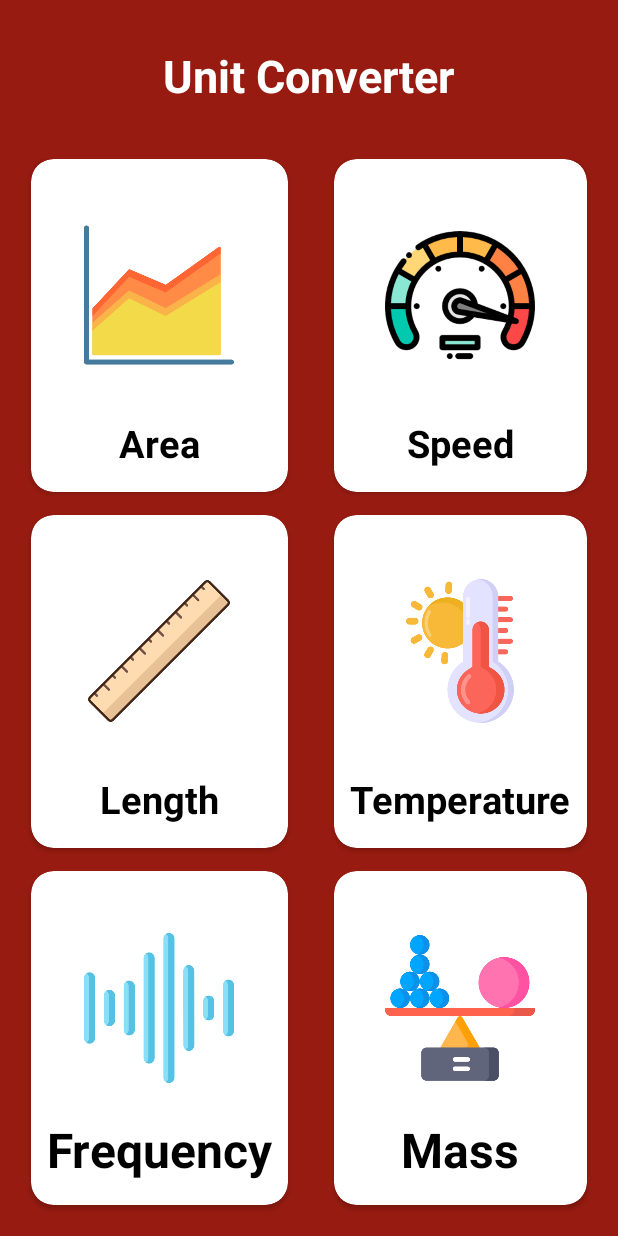
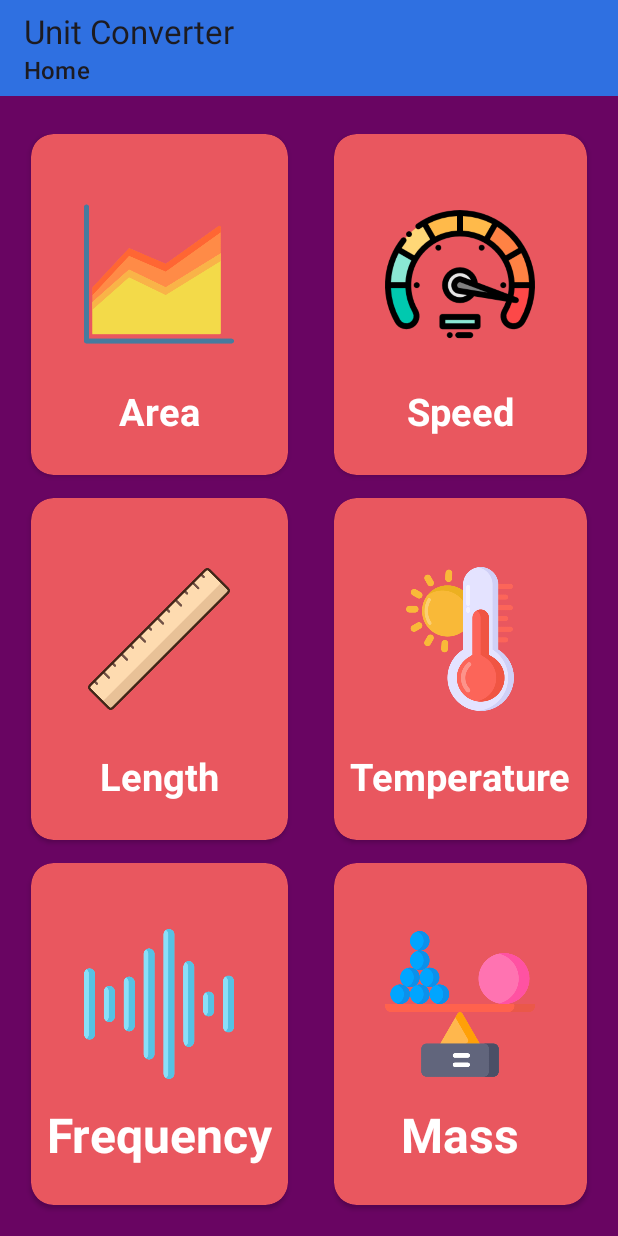
Before and after one commit to rajkishorbgp/TWSIP_Unit-Converter-Application, an Android app: the screen it shows after launch (MainActivity), on a phone screen of 412 x 824 dp. Run offline under Robolectric (Android 15) with nearby library versions, the phone set to English and light mode, and no system bars.

Commit message:
update toolbare

```diff
--- a/app/src/main/java/com/rajkishorbgp/unitconverter/FrequencyActivity.kt
+++ b/app/src/main/java/com/rajkishorbgp/unitconverter/FrequencyActivity.kt
@@ -16,6 +16,8 @@ class FrequencyActivity : AppCompatActivity() {
         super.onCreate(savedInstanceState)
         binding = ActivityFrequencyBinding.inflate(layoutInflater)
         setContentView(binding.root)
+
+        binding.toolbar.title = "Convert Length"
 
         val areaUnits = arrayOf(
             "Cubic Meter", "Cubic Kilometer", "Cubic Centimeter", "Cubic Millimeter",
--- a/app/src/main/java/com/rajkishorbgp/unitconverter/MainActivity.kt
+++ b/app/src/main/java/com/rajkishorbgp/unitconverter/MainActivity.kt
@@ -11,6 +11,10 @@ class MainActivity : AppCompatActivity() {
         super.onCreate(savedInstanceState)
         binding = ActivityMainBinding.inflate(layoutInflater)
         setContentView(binding.root)
+
+        binding.toolbar.title ="Unit Converter"
+        binding.toolbar.subtitle = "Home"
+
 
        binding.areaCardView.setOnClickListener{
            val intent = Intent(this,AreaActivity::class.java)
--- a/app/src/main/java/com/rajkishorbgp/unitconverter/MassActivity.kt
+++ b/app/src/main/java/com/rajkishorbgp/unitconverter/MassActivity.kt
@@ -15,6 +15,8 @@ class MassActivity : AppCompatActivity() {
         super.onCreate(savedInstanceState)
         binding = ActivityMassBinding.inflate(layoutInflater)
         setContentView(binding.root)
+
+        binding.toolbar.title = "Convert Length"
 
         val areaUnits = arrayOf(
             "Kilogram", "Gram", "Metric Ton", "Long Ton",
--- a/app/src/main/java/com/rajkishorbgp/unitconverter/SpeedActivity.kt
+++ b/app/src/main/java/com/rajkishorbgp/unitconverter/SpeedActivity.kt
@@ -16,6 +16,9 @@ class SpeedActivity : AppCompatActivity() {
         super.onCreate(savedInstanceState)
         binding = ActivitySpeedBinding.inflate(layoutInflater)
         setContentView(binding.root)
+
+        binding.toolbar.title = "Convert Length"
+
 
         val areaUnits = arrayOf(
             "Meter", "Kilometer", "Centimeter", "Micrometer",
--- a/app/src/main/java/com/rajkishorbgp/unitconverter/TemperatureActivity.kt
+++ b/app/src/main/java/com/rajkishorbgp/unitconverter/TemperatureActivity.kt
@@ -16,6 +16,9 @@ class TemperatureActivity : AppCompatActivity() {
         super.onCreate(savedInstanceState)
         binding = ActivityTemperatureBinding.inflate(layoutInflater)
         setContentView(binding.root)
+
+        binding.toolbar.title = "Convert Length"
+
 
         val areaUnits = arrayOf(
             "Celsius", "Kelvin", "Fahrenheit"
--- a/app/src/main/java/com/rajkishorbgp/unitconverter/WelcomeActivity.kt
+++ b/app/src/main/java/com/rajkishorbgp/unitconverter/WelcomeActivity.kt
@@ -1,11 +1,20 @@
 package com.rajkishorbgp.unitconverter
 
+import android.content.Intent
 import androidx.appcompat.app.AppCompatActivity
 import android.os.Bundle
+import android.os.Handler
+import android.os.Looper
+import androidx.core.os.postDelayed
 
 class WelcomeActivity : AppCompatActivity() {
     override fun onCreate(savedInstanceState: Bundle?) {
         super.onCreate(savedInstanceState)
         setContentView(R.layout.activity_welcome)
+
+        Handler(Looper.getMainLooper()).postDelayed(3000){
+            startActivity(Intent(this@WelcomeActivity, MainActivity::class.java))
+            finish()
+        }
     }
 }
--- /dev/null
+++ b/app/src/main/res/drawable/baseline_arrow_back_24.xml
@@ -0,0 +1,5 @@
+<vector android:autoMirrored="true" android:height="24dp"
+    android:tint="#FFFFFF" android:viewportHeight="24"
+    android:viewportWidth="24" android:width="24dp" xmlns:android="http://schemas.android.com/apk/res/android">
+    <path android:fillColor="@android:color/white" android:pathData="M20,11H7.83l5.59,-5.59L12,4l-8,8 8,8 1.41,-1.41L7.83,13H20v-2z"/>
+</vector>
--- /dev/null
+++ b/app/src/main/res/drawable/baseline_settings_24.xml
@@ -0,0 +1,5 @@
+<vector android:height="24dp" android:tint="#FFFFFF"
+    android:viewportHeight="24" android:viewportWidth="24"
+    android:width="24dp" xmlns:android="http://schemas.android.com/apk/res/android">
+    <path android:fillColor="@android:color/white" android:pathData="M19.14,12.94c0.04,-0.3 0.06,-0.61 0.06,-0.94c0,-0.32 -0.02,-0.64 -0.07,-0.94l2.03,-1.58c0.18,-0.14 0.23,-0.41 0.12,-0.61l-1.92,-3.32c-0.12,-0.22 -0.37,-0.29 -0.59,-0.22l-2.39,0.96c-0.5,-0.38 -1.03,-0.7 -1.62,-0.94L14.4,2.81c-0.04,-0.24 -0.24,-0.41 -0.48,-0.41h-3.84c-0.24,0 -0.43,0.17 -0.47,0.41L9.25,5.35C8.66,5.59 8.12,5.92 7.63,6.29L5.24,5.33c-0.22,-0.08 -0.47,0 -0.59,0.22L2.74,8.87C2.62,9.08 2.66,9.34 2.86,9.48l2.03,1.58C4.84,11.36 4.8,11.69 4.8,12s0.02,0.64 0.07,0.94l-2.03,1.58c-0.18,0.14 -0.23,0.41 -0.12,0.61l1.92,3.32c0.12,0.22 0.37,0.29 0.59,0.22l2.39,-0.96c0.5,0.38 1.03,0.7 1.62,0.94l0.36,2.54c0.05,0.24 0.24,0.41 0.48,0.41h3.84c0.24,0 0.44,-0.17 0.47,-0.41l0.36,-2.54c0.59,-0.24 1.13,-0.56 1.62,-0.94l2.39,0.96c0.22,0.08 0.47,0 0.59,-0.22l1.92,-3.32c0.12,-0.22 0.07,-0.47 -0.12,-0.61L19.14,12.94zM12,15.6c-1.98,0 -3.6,-1.62 -3.6,-3.6s1.62,-3.6 3.6,-3.6s3.6,1.62 3.6,3.6S13.98,15.6 12,15.6z"/>
+</vector>
--- a/app/src/main/res/layout/activity_main.xml
+++ b/app/src/main/res/layout/activity_main.xml
@@ -4,20 +4,17 @@
     xmlns:tools="http://schemas.android.com/tools"
     android:layout_width="match_parent"
     android:layout_height="match_parent"
-    android:background="@color/brickRedColor"
+    android:background="@color/eggplantColor"
     android:orientation="vertical"
     tools:context=".MainActivity">
 
-    <TextView
-        android:layout_width="wrap_content"
+    <androidx.appcompat.widget.Toolbar
+        android:id="@+id/toolbar"
+        android:layout_width="match_parent"
         android:layout_height="wrap_content"
-        android:text="@string/unit_converter"
-        android:layout_gravity="center"
-        android:textSize="30sp"
-        android:textColor="@color/white"
-        android:textStyle="bold"
-        android:layout_marginTop="30dp"
-        />
+        android:background="@color/infoBlueColor"
+        android:minHeight="?attr/actionBarSize"
+        android:theme="?attr/actionBarTheme"/>
 
     <GridLayout
         android:layout_width="match_parent"
@@ -26,7 +23,7 @@
         android:rowCount="1"
         android:layout_weight="8"
         android:padding="5dp"
-        android:layout_marginTop="30dp">
+        android:layout_marginTop="20dp">
 
         <androidx.cardview.widget.CardView
             android:id="@+id/area_cardView"
@@ -38,7 +35,7 @@
             android:layout_marginRight="15dp"
             android:layout_marginBottom="15dp"
             app:cardMaxElevation="10dp"
-            android:background="@color/black"
+            app:cardBackgroundColor="@color/salmonColor"
             app:cardCornerRadius="15dp">
 
             <ImageView
@@ -52,10 +49,10 @@
                 android:layout_height="wrap_content"
                 android:text="@string/area"
                 android:textStyle="bold"
-                android:textColor="@color/black"
+                android:textColor="@color/white"
                 android:textSize="25sp"
                 android:layout_gravity="bottom|center"
-                android:layout_marginBottom="15dp"
+                android:layout_marginBottom="25dp"
                 />
 
         </androidx.cardview.widget.CardView>
@@ -69,6 +66,7 @@
             android:layout_marginLeft="15dp"
             android:layout_marginRight="15dp"
             android:layout_marginBottom="15dp"
+            app:cardBackgroundColor="@color/salmonColor"
             app:cardMaxElevation="10dp"
             app:cardCornerRadius="15dp">
 
@@ -83,10 +81,10 @@
                 android:layout_height="wrap_content"
                 android:text="@string/speed"
                 android:textStyle="bold"
-                android:textColor="@color/black"
+                android:textColor="@color/white"
                 android:textSize="25sp"
                 android:layout_gravity="bottom|center"
-                android:layout_marginBottom="15dp"
+                android:layout_marginBottom="25dp"
                 />
 
 
@@ -101,6 +99,7 @@
             android:layout_marginLeft="15dp"
             android:layout_marginRight="15dp"
             android:layout_marginBottom="15dp"
+            app:cardBackgroundColor="@color/salmonColor"
             app:cardMaxElevation="10dp"
             app:cardCornerRadius="15dp">
 
@@ -115,10 +114,10 @@
                 android:layout_height="wrap_content"
                 android:text="@string/length"
                 android:textStyle="bold"
-                android:textColor="@color/black"
+                android:textColor="@color/white"
                 android:textSize="25sp"
                 android:layout_gravity="bottom|center"
-                android:layout_marginBottom="15dp"
+                android:layout_marginBottom="25dp"
                 />
 
 
@@ -133,6 +132,7 @@
             android:layout_marginLeft="15dp"
             android:layout_marginRight="15dp"
             android:layout_marginBottom="15dp"
+            app:cardBackgroundColor="@color/salmonColor"
             app:cardMaxElevation="10dp"
             app:cardCornerRadius="15dp">
 
@@ -147,10 +147,10 @@
                 android:layout_height="wrap_content"
                 android:text="@string/temperature"
                 android:textStyle="bold"
-                android:textColor="@color/black"
+                android:textColor="@color/white"
                 android:textSize="25sp"
                 android:layout_gravity="bottom|center"
-                android:layout_marginBottom="15dp"
+                android:layout_marginBottom="25dp"
                 />
 
 
@@ -165,6 +165,7 @@
             android:layout_marginLeft="15dp"
             android:layout_marginRight="15dp"
             android:layout_marginBottom="15dp"
+            app:cardBackgroundColor="@color/salmonColor"
             app:cardMaxElevation="10dp"
             app:cardCornerRadius="15dp">
 
@@ -179,10 +180,10 @@
                 android:layout_height="wrap_content"
                 android:text="@string/frequency"
                 android:textStyle="bold"
-                android:textColor="@color/black"
+                android:textColor="@color/white"
                 android:textSize="32sp"
                 android:layout_gravity="bottom|center"
-                android:layout_marginBottom="15dp"
+                android:layout_marginBottom="25dp"
                 />
 
 
@@ -197,6 +198,7 @@
             android:layout_marginLeft="15dp"
             android:layout_marginRight="15dp"
             android:layout_marginBottom="15dp"
+            app:cardBackgroundColor="@color/salmonColor"
             app:cardMaxElevation="10dp"
             app:cardCornerRadius="15dp">
 
@@ -212,10 +214,10 @@
                 android:layout_height="wrap_content"
                 android:text="@string/mass"
                 android:textStyle="bold"
-                android:textColor="@color/black"
+                android:textColor="@color/white"
                 android:textSize="32sp"
                 android:layout_gravity="bottom|center"
-                android:layout_marginBottom="15dp"
+                android:layout_marginBottom="25dp"
                 />
         </androidx.cardview.widget.CardView>
     </GridLayout>
--- a/app/src/main/res/values/styles.xml
+++ /dev/null
@@ -1,3 +0,0 @@
-<?xml version="1.0" encoding="utf-8"?>
-<resources>
-</resources>
```
Also changed, not shown: app/src/main/AndroidManifest.xml (+9 -7 lines), app/src/main/java/com/rajkishorbgp/unitconverter/AreaActivity.kt (+11 -1 lines), app/src/main/java/com/rajkishorbgp/unitconverter/LengthActivity.kt (+14 -0 lines), app/src/main/res/layout/activity_area.xml (+8 -1 lines), app/src/main/res/layout/activity_frequency.xml (+8 -1 lines), app/src/main/res/layout/activity_length.xml (+9 -1 lines), app/src/main/res/layout/activity_mass.xml (+9 -1 lines), app/src/main/res/layout/activity_speed.xml (+9 -1 lines), app/src/main/res/layout/activity_temperature.xml (+8 -1 lines).
